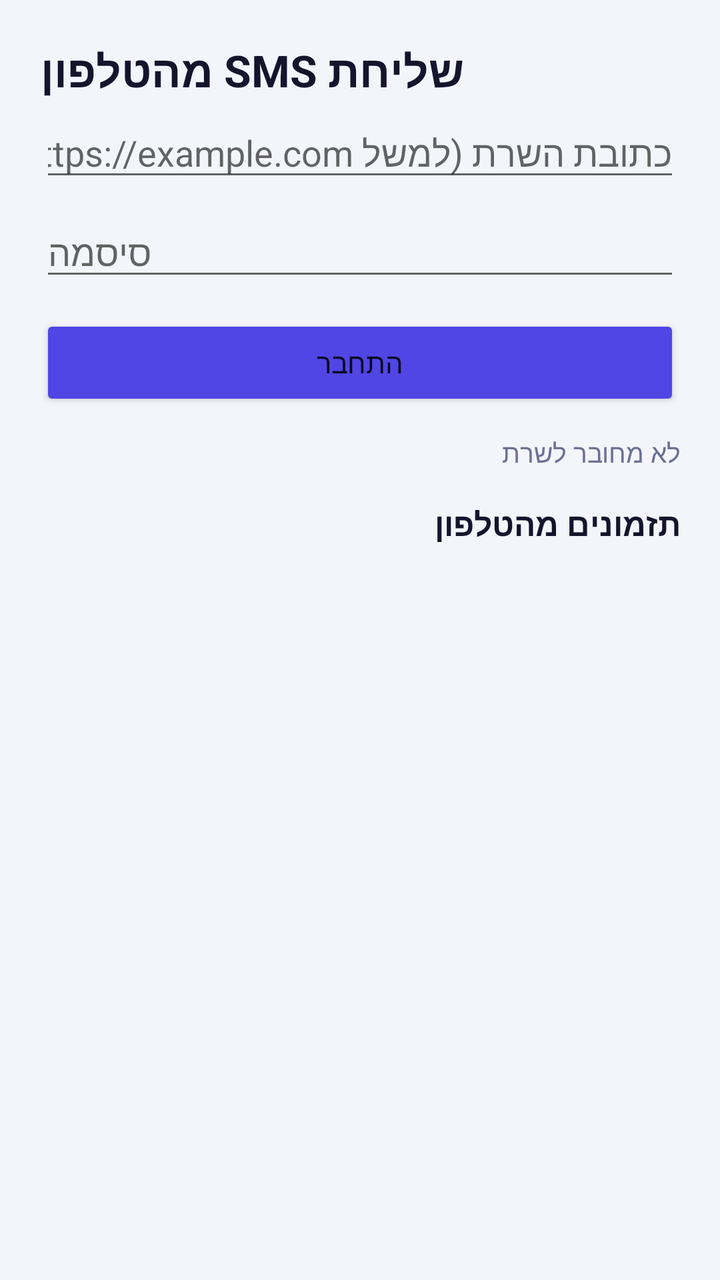
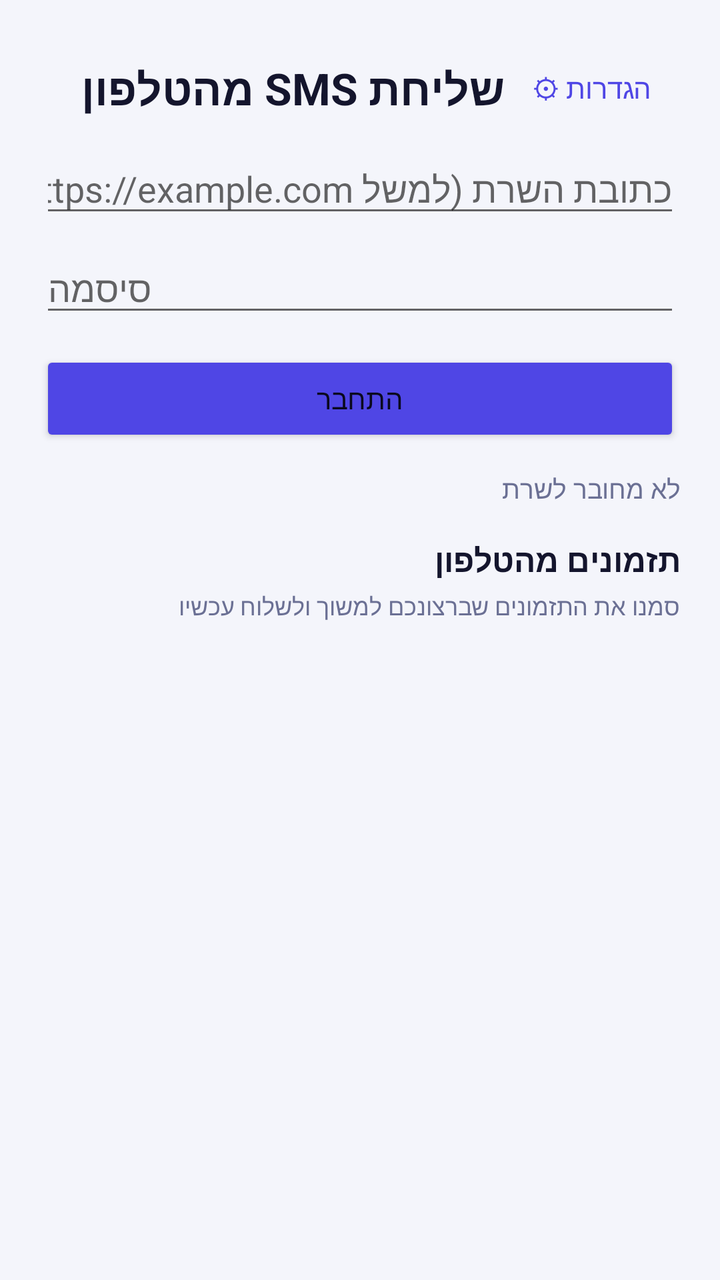

Compare the two renders of this Android layout. The source of the first and the diff that turns it into the second are given below.
<!-- AndroidManifest.xml: application theme Theme.SmsClickSender -->
<!-- res/layout/activity_main.xml -->
<?xml version="1.0" encoding="utf-8"?>
<ScrollView xmlns:android="http://schemas.android.com/apk/res/android"
    xmlns:app="http://schemas.android.com/apk/res-auto"
    android:layout_width="match_parent"
    android:layout_height="match_parent"
    android:background="@color/background">

    <LinearLayout
        android:layout_width="match_parent"
        android:layout_height="wrap_content"
        android:orientation="vertical"
        android:padding="20dp">

        <TextView
            android:id="@+id/titleText"
            android:layout_width="wrap_content"
            android:layout_height="wrap_content"
            android:text="@string/app_name"
            android:textColor="@color/text_primary"
            android:textSize="22sp"
            android:textStyle="bold"
            android:layout_marginBottom="4dp" />

        <EditText
            android:id="@+id/serverUrlInput"
            android:layout_width="match_parent"
            android:layout_height="wrap_content"
            android:hint="@string/hint_server_url"
            android:inputType="textUri"
            android:autofillHints="url"
            android:layout_marginBottom="8dp" />

        <EditText
            android:id="@+id/passwordInput"
            android:layout_width="match_parent"
            android:layout_height="wrap_content"
            android:hint="@string/hint_password"
            android:inputType="textPassword"
            android:autofillHints="password"
            android:layout_marginBottom="12dp" />

        <LinearLayout
            android:layout_width="match_parent"
            android:layout_height="wrap_content"
            android:orientation="horizontal"
            android:layout_marginBottom="12dp">

            <Button
                android:id="@+id/connectButton"
                android:layout_width="0dp"
                android:layout_height="wrap_content"
                android:layout_weight="1"
                android:text="@string/btn_connect"
                android:backgroundTint="@color/brand_primary" />

            <Button
                android:id="@+id/disconnectButton"
                android:layout_width="0dp"
                android:layout_height="wrap_content"
                android:layout_weight="1"
                android:text="@string/btn_disconnect"
                android:visibility="gone" />

        </LinearLayout>

        <TextView
            android:id="@+id/statusText"
            android:layout_width="match_parent"
            android:layout_height="wrap_content"
            android:text="@string/status_not_connected"
            android:textColor="@color/text_muted"
            android:textSize="13sp"
            android:layout_marginBottom="16dp" />

        <Button
            android:id="@+id/runNowButton"
            android:layout_width="match_parent"
            android:layout_height="wrap_content"
            android:text="@string/btn_run_now"
            android:visibility="gone"
            android:layout_marginBottom="16dp" />

        <TextView
            android:layout_width="match_parent"
            android:layout_height="wrap_content"
            android:text="תזמונים מהטלפון"
            android:textColor="@color/text_primary"
            android:textStyle="bold"
            android:textSize="16sp"
            android:layout_marginBottom="8dp" />

        <LinearLayout
            android:id="@+id/schedulesContainer"
            android:layout_width="match_parent"
            android:layout_height="wrap_content"
            android:orientation="vertical" />

    </LinearLayout>

</ScrollView>
<!-- resources referenced by this layout -->
<resources>
  <color name="background">#F4F5FB</color>
  <color name="brand_primary">#4F46E5</color>
  <color name="text_muted">#6B7094</color>
  <color name="text_primary">#14152D</color>
  <string name="app_name">שליחת SMS מהטלפון</string>
  <string name="btn_connect">התחבר</string>
  <string name="btn_disconnect">התנתק</string>
  <string name="btn_run_now">בדוק ושלח עכשיו</string>
  <string name="hint_password">סיסמה</string>
  <string name="hint_server_url">כתובת השרת (למשל https://example.com)</string>
  <string name="status_not_connected">לא מחובר לשרת</string>
  <style name="Theme.SmsClickSender" parent="Theme.MaterialComponents.DayNight.NoActionBar">
          <item name="colorPrimary">@color/brand_primary</item>
          <item name="colorPrimaryDark">@color/brand_primary_dark</item>
          <item name="colorAccent">@color/brand_success</item>
          <item name="android:windowBackground">@color/background</item>
      </style>
  <color name="brand_primary_dark">#4338CA</color>
  <color name="brand_success">#16A34A</color>
</resources>

<!-- the commit's change to res/layout/activity_main.xml (unified diff, before → after) -->
@@ -11,15 +11,32 @@
         android:orientation="vertical"
         android:padding="20dp">
 
-        <TextView
-            android:id="@+id/titleText"
-            android:layout_width="wrap_content"
+        <LinearLayout
+            android:layout_width="match_parent"
             android:layout_height="wrap_content"
-            android:text="@string/app_name"
-            android:textColor="@color/text_primary"
-            android:textSize="22sp"
-            android:textStyle="bold"
-            android:layout_marginBottom="4dp" />
+            android:orientation="horizontal"
+            android:gravity="center_vertical"
+            android:layout_marginBottom="4dp">
+
+            <TextView
+                android:id="@+id/titleText"
+                android:layout_width="0dp"
+                android:layout_height="wrap_content"
+                android:layout_weight="1"
+                android:text="@string/app_name"
+                android:textColor="@color/text_primary"
+                android:textSize="22sp"
+                android:textStyle="bold" />
+
+            <Button
+                android:id="@+id/settingsButton"
+                style="?android:attr/borderlessButtonStyle"
+                android:layout_width="wrap_content"
+                android:layout_height="wrap_content"
+                android:text="@string/btn_settings"
+                android:textColor="@color/brand_primary" />
+
+        </LinearLayout>
 
         <EditText
             android:id="@+id/serverUrlInput"
@@ -87,13 +104,47 @@
             android:textColor="@color/text_primary"
             android:textStyle="bold"
             android:textSize="16sp"
+            android:layout_marginBottom="4dp" />
+
+        <TextView
+            android:layout_width="match_parent"
+            android:layout_height="wrap_content"
+            android:text="@string/hint_select_schedules"
+            android:textColor="@color/text_muted"
+            android:textSize="12sp"
             android:layout_marginBottom="8dp" />
 
         <LinearLayout
             android:id="@+id/schedulesContainer"
             android:layout_width="match_parent"
             android:layout_height="wrap_content"
-            android:orientation="vertical" />
+            android:orientation="vertical"
+            android:layout_marginBottom="12dp" />
+
+        <Button
+            android:id="@+id/pullSelectedButton"
+            android:layout_width="match_parent"
+            android:layout_height="wrap_content"
+            android:text="@string/btn_pull_selected"
+            android:visibility="gone"
+            android:layout_marginBottom="8dp" />
+
+        <TextView
+            android:id="@+id/pulledStatusText"
+            android:layout_width="match_parent"
+            android:layout_height="wrap_content"
+            android:textColor="@color/text_muted"
+            android:textSize="13sp"
+            android:visibility="gone"
+            android:layout_marginBottom="8dp" />
+
+        <Button
+            android:id="@+id/sendPulledButton"
+            android:layout_width="match_parent"
+            android:layout_height="wrap_content"
+            android:text="@string/btn_send_pulled"
+            android:visibility="gone"
+            android:backgroundTint="@color/brand_success" />
 
     </LinearLayout>
 
<!-- resource entries referenced after the edit -->
@@ -2,13 +2,18 @@
 <resources>
   <color name="background">#F4F5FB</color>
   <color name="brand_primary">#4F46E5</color>
+  <color name="brand_success">#16A34A</color>
   <color name="text_muted">#6B7094</color>
   <color name="text_primary">#14152D</color>
   <string name="app_name">שליחת SMS מהטלפון</string>
   <string name="btn_connect">התחבר</string>
   <string name="btn_disconnect">התנתק</string>
+  <string name="btn_pull_selected">משוך את התזמונים הנבחרים</string>
   <string name="btn_run_now">בדוק ושלח עכשיו</string>
+  <string name="btn_send_pulled">שלח את מה שנמשך עכשיו</string>
+  <string name="btn_settings">הגדרות ⚙</string>
   <string name="hint_password">סיסמה</string>
+  <string name="hint_select_schedules">סמנו את התזמונים שברצונכם למשוך ולשלוח עכשיו</string>
   <string name="hint_server_url">כתובת השרת (למשל https://example.com)</string>
   <string name="status_not_connected">לא מחובר לשרת</string>
   <style name="Theme.SmsClickSender" parent="Theme.MaterialComponents.DayNight.NoActionBar">
@@ -18,6 +23,5 @@
           <item name="android:windowBackground">@color/background</item>
       </style>
   <color name="brand_primary_dark">#4338CA</color>
-  <color name="brand_success">#16A34A</color>
 </resources>
 
